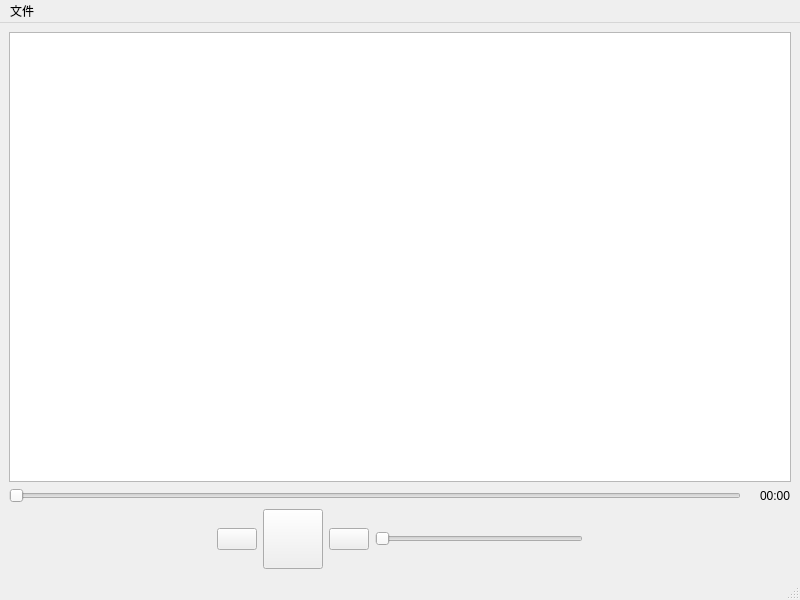
Before: the Qt Designer form videowindow.ui in ch3ng-daybyday/videoplayer, drawn with Qt 5.
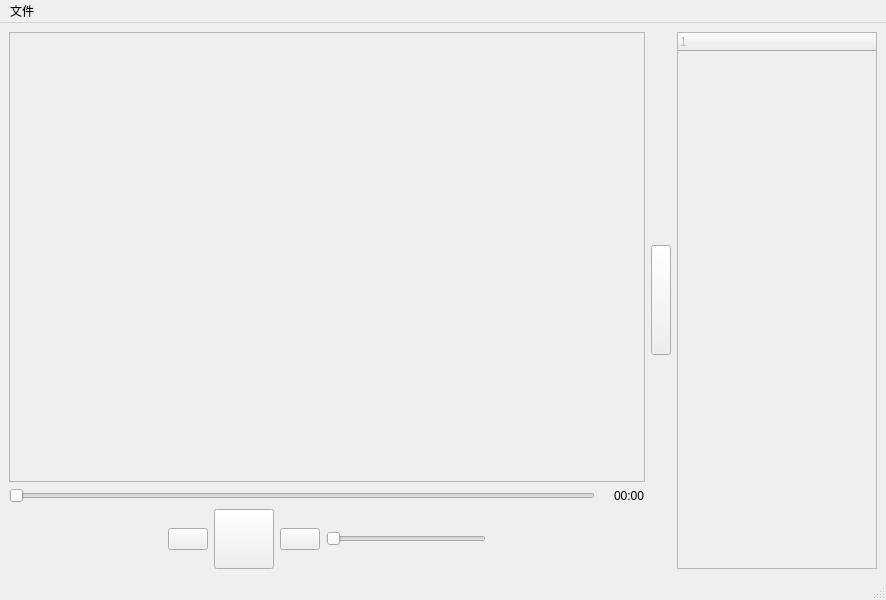
After: the same form once the commit is applied. Icons and pictures are not drawn.

The edit to the form file:
```diff
--- a/videowindow.ui
+++ b/videowindow.ui
@@ -6,7 +6,7 @@
    <rect>
     <x>0</x>
     <y>0</y>
-    <width>800</width>
+    <width>886</width>
     <height>600</height>
    </rect>
   </property>
@@ -18,7 +18,11 @@
     <item row="0" column="0">
      <layout class="QVBoxLayout" name="verticalLayout">
       <item>
-       <widget class="QGraphicsView" name="videoBox"/>
+       <widget class="QGraphicsView" name="videoBox">
+        <property name="enabled">
+         <bool>false</bool>
+        </property>
+       </widget>
       </item>
       <item>
        <layout class="QHBoxLayout" name="horizontalLayout_2">
@@ -147,6 +151,65 @@
       </item>
      </layout>
     </item>
+    <item row="0" column="1">
+     <widget class="QPushButton" name="siderBt">
+      <property name="minimumSize">
+       <size>
+        <width>20</width>
+        <height>110</height>
+       </size>
+      </property>
+      <property name="maximumSize">
+       <size>
+        <width>20</width>
+        <height>110</height>
+       </size>
+      </property>
+      <property name="text">
+       <string/>
+      </property>
+      <property name="icon">
+       <iconset resource="res.qrc">
+        <normaloff>:/res/toright.png</normaloff>:/res/toright.png</iconset>
+      </property>
+     </widget>
+    </item>
+    <item row="0" column="2">
+     <widget class="QTreeWidget" name="playerList">
+      <property name="enabled">
+       <bool>false</bool>
+      </property>
+      <property name="minimumSize">
+       <size>
+        <width>200</width>
+        <height>0</height>
+       </size>
+      </property>
+      <property name="maximumSize">
+       <size>
+        <width>200</width>
+        <height>16777215</height>
+       </size>
+      </property>
+      <property name="textElideMode">
+       <enum>Qt::ElideLeft</enum>
+      </property>
+      <property name="itemsExpandable">
+       <bool>false</bool>
+      </property>
+      <property name="expandsOnDoubleClick">
+       <bool>true</bool>
+      </property>
+      <property name="columnCount">
+       <number>1</number>
+      </property>
+      <column>
+       <property name="text">
+        <string notr="true">1</string>
+       </property>
+      </column>
+     </widget>
+    </item>
    </layout>
   </widget>
   <widget class="QMenuBar" name="menubar">
@@ -154,7 +217,7 @@
     <rect>
      <x>0</x>
      <y>0</y>
-     <width>800</width>
+     <width>886</width>
      <height>21</height>
     </rect>
    </property>
```
